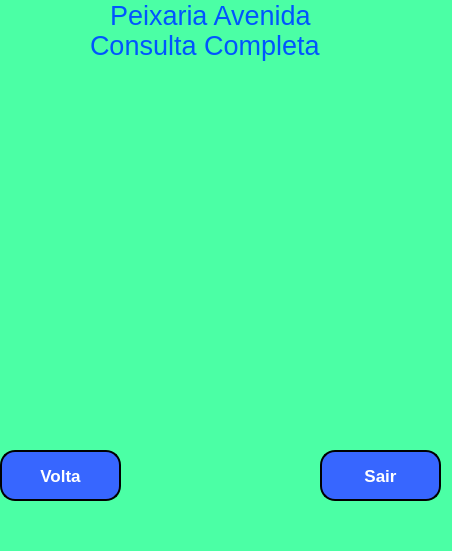
Qt form Projeto/quarta.ui (marceloamaro/Pratica_BD) before a commit.
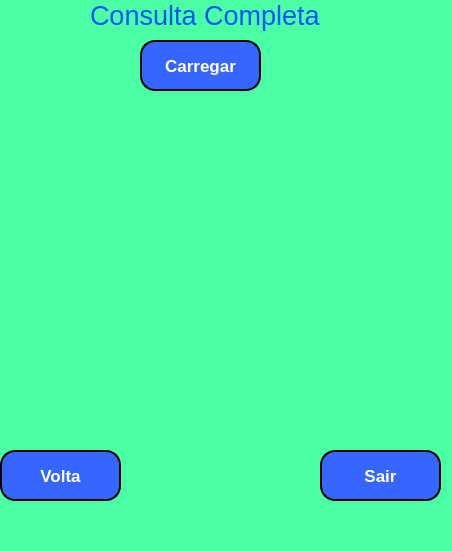
The same form after that commit. Icons and pictures are not drawn.

```diff
--- a/Projeto/quarta.ui
+++ b/Projeto/quarta.ui
@@ -21,7 +21,7 @@
     <property name="geometry">
      <rect>
       <x>200</x>
-      <y>50</y>
+      <y>450</y>
       <width>31</width>
       <height>61</height>
      </rect>
@@ -54,27 +54,6 @@
      <string/>
     </property>
    </widget>
-   <widget class="QLabel" name="label_5">
-    <property name="geometry">
-     <rect>
-      <x>110</x>
-      <y>0</y>
-      <width>201</width>
-      <height>31</height>
-     </rect>
-    </property>
-    <property name="font">
-     <font>
-      <pointsize>20</pointsize>
-     </font>
-    </property>
-    <property name="styleSheet">
-     <string notr="true">color: rgb(0, 85, 255);</string>
-    </property>
-    <property name="text">
-     <string>Peixaria Avenida</string>
-    </property>
-   </widget>
    <widget class="QPushButton" name="pushButton_5">
     <property name="geometry">
      <rect>
@@ -135,7 +114,7 @@
     <property name="geometry">
      <rect>
       <x>90</x>
-      <y>30</y>
+      <y>0</y>
       <width>251</width>
       <height>31</height>
      </rect>
@@ -152,6 +131,34 @@
      <string>Consulta Completa</string>
     </property>
    </widget>
+   <widget class="QPushButton" name="pushButton_7">
+    <property name="geometry">
+     <rect>
+      <x>140</x>
+      <y>40</y>
+      <width>121</width>
+      <height>51</height>
+     </rect>
+    </property>
+    <property name="font">
+     <font>
+      <pointsize>13</pointsize>
+      <weight>75</weight>
+      <bold>true</bold>
+     </font>
+    </property>
+    <property name="styleSheet">
+     <string notr="true">background-color: rgb(55, 102, 255);
+color: rgb(255, 255, 255);
+border-style: outset;
+border-width: 2px;
+border-radius: 15px;
+border-color: black;</string>
+    </property>
+    <property name="text">
+     <string>Carregar</string>
+    </property>
+   </widget>
   </widget>
   <widget class="QMenuBar" name="menubar">
    <property name="geometry">
```
